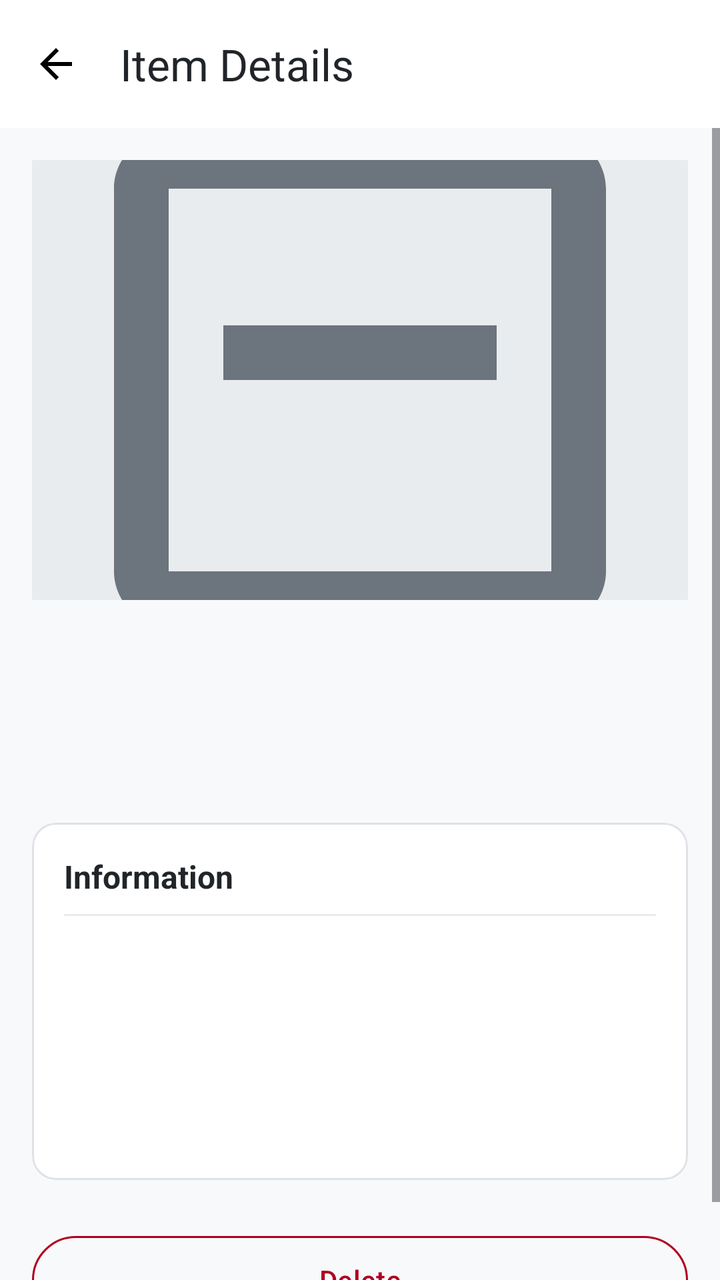
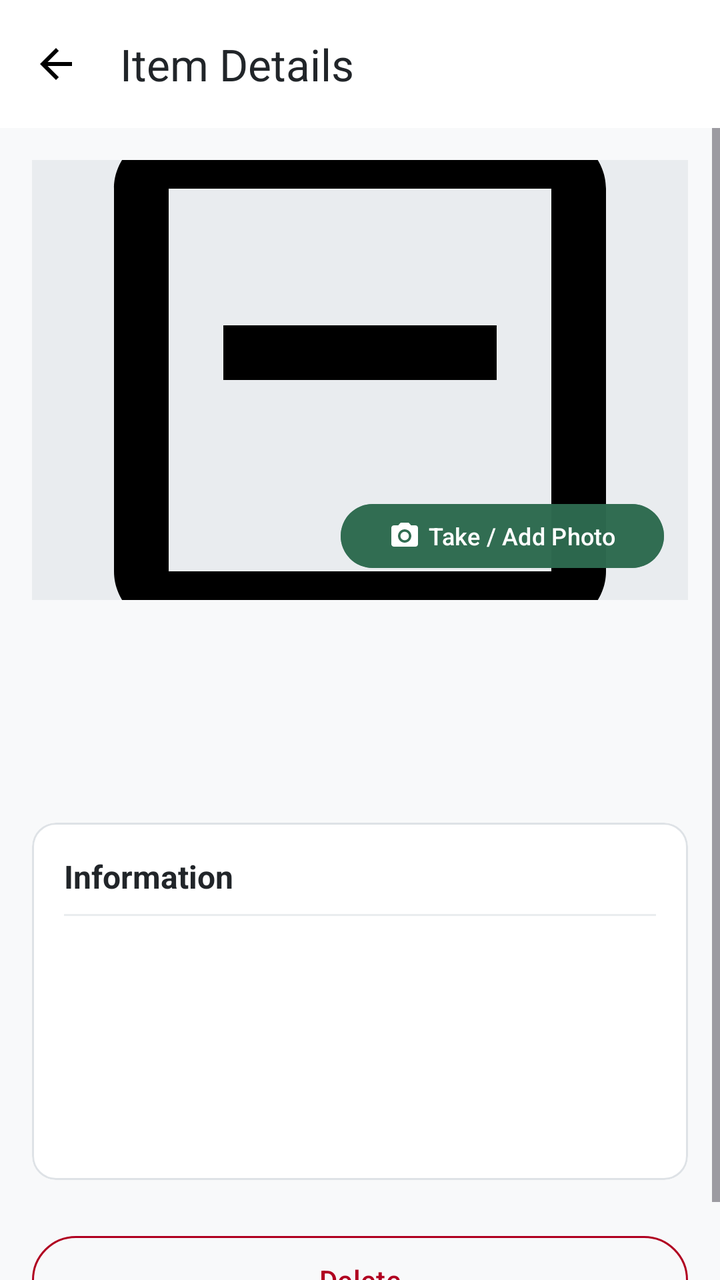

An Android layout rendered at two revisions. The XML below is the earlier revision; the diff shows what the commit changed to produce the second picture.
<!-- AndroidManifest.xml: application theme Theme.Homebox -->
<!-- res/layout/activity_item_detail.xml -->
<?xml version="1.0" encoding="utf-8"?>
<androidx.coordinatorlayout.widget.CoordinatorLayout xmlns:android="http://schemas.android.com/apk/res/android"
    xmlns:app="http://schemas.android.com/apk/res-auto"
    android:layout_width="match_parent"
    android:layout_height="match_parent"
    android:background="@color/background">

    <com.google.android.material.appbar.AppBarLayout
        android:layout_width="match_parent"
        android:layout_height="wrap_content"
        android:background="@color/surface">

        <com.google.android.material.appbar.MaterialToolbar
            android:id="@+id/toolbar"
            android:layout_width="match_parent"
            android:layout_height="?attr/actionBarSize"
            app:navigationIcon="@drawable/ic_arrow_back"
            app:title="@string/details_title"
            app:titleTextColor="@color/on_surface" />
    </com.google.android.material.appbar.AppBarLayout>

    <ScrollView
        android:layout_width="match_parent"
        android:layout_height="match_parent"
        android:fillViewport="true"
        app:layout_behavior="@string/appbar_scrolling_view_behavior">

        <LinearLayout
            android:layout_width="match_parent"
            android:layout_height="wrap_content"
            android:orientation="vertical"
            android:padding="16dp">

            <ImageView
                android:id="@+id/ivDetailPhoto"
                android:layout_width="match_parent"
                android:layout_height="220dp"
                android:background="#E9ECEF"
                android:contentDescription="@string/details_title"
                android:scaleType="centerCrop"
                android:src="@drawable/ic_nav_items"
                app:tint="@color/text_secondary" />

            <TextView
                android:id="@+id/tvDetailName"
                android:layout_width="match_parent"
                android:layout_height="wrap_content"
                android:layout_marginTop="16dp"
                android:textColor="@color/on_background"
                android:textSize="22sp"
                android:textStyle="bold" />

            <TextView
                android:id="@+id/tvDetailLocation"
                android:layout_width="match_parent"
                android:layout_height="wrap_content"
                android:layout_marginTop="4dp"
                android:textColor="@color/primary"
                android:textSize="14sp"
                android:textStyle="bold" />

            <TextView
                android:id="@+id/tvDetailDesc"
                android:layout_width="match_parent"
                android:layout_height="wrap_content"
                android:layout_marginTop="8dp"
                android:textColor="@color/text_secondary"
                android:textSize="14sp" />

            <com.google.android.material.card.MaterialCardView
                android:layout_width="match_parent"
                android:layout_height="wrap_content"
                android:layout_marginTop="16dp"
                app:cardBackgroundColor="@color/surface"
                app:cardCornerRadius="12dp"
                app:strokeColor="@color/card_stroke"
                app:strokeWidth="1dp">

                <LinearLayout
                    android:layout_width="match_parent"
                    android:layout_height="wrap_content"
                    android:orientation="vertical"
                    android:padding="16dp">

                    <TextView
                        android:layout_width="wrap_content"
                        android:layout_height="wrap_content"
                        android:text="@string/section_details"
                        android:textColor="@color/on_surface"
                        android:textSize="16sp"
                        android:textStyle="bold" />

                    <View
                        android:layout_width="match_parent"
                        android:layout_height="1dp"
                        android:layout_marginVertical="8dp"
                        android:background="@color/divider" />

                    <TextView
                        android:id="@+id/tvDetailQuantity"
                        android:layout_width="wrap_content"
                        android:layout_height="wrap_content"
                        android:layout_marginVertical="4dp"
                        android:textColor="@color/on_surface" />

                    <TextView
                        android:id="@+id/tvDetailModel"
                        android:layout_width="wrap_content"
                        android:layout_height="wrap_content"
                        android:layout_marginVertical="4dp"
                        android:textColor="@color/on_surface" />

                    <TextView
                        android:id="@+id/tvDetailSerial"
                        android:layout_width="wrap_content"
                        android:layout_height="wrap_content"
                        android:layout_marginVertical="4dp"
                        android:textColor="@color/on_surface" />

                    <TextView
                        android:id="@+id/tvDetailPrice"
                        android:layout_width="wrap_content"
                        android:layout_height="wrap_content"
                        android:layout_marginVertical="4dp"
                        android:textColor="@color/on_surface" />
                </LinearLayout>
            </com.google.android.material.card.MaterialCardView>

            <LinearLayout
                android:layout_width="match_parent"
                android:layout_height="wrap_content"
                android:layout_marginTop="24dp"
                android:orientation="horizontal">

                <com.google.android.material.button.MaterialButton
                    android:id="@+id/btnDelete"
                    style="@style/Widget.Material3.Button.OutlinedButton"
                    android:layout_width="0dp"
                    android:layout_height="52dp"
                    android:layout_weight="1"
                    android:text="@string/btn_delete"
                    android:textColor="@color/error"
                    app:strokeColor="@color/error" />
            </LinearLayout>

        </LinearLayout>
    </ScrollView>

</androidx.coordinatorlayout.widget.CoordinatorLayout>
<!-- resources referenced by this layout -->
<resources>
  <color name="background">#F8F9FA</color>
  <color name="card_stroke">#DEE2E6</color>
  <color name="divider">#E9ECEF</color>
  <color name="error">#B00020</color>
  <color name="on_background">#212529</color>
  <color name="on_surface">#212529</color>
  <color name="primary">#2D6A4F</color>
  <color name="surface">#FFFFFF</color>
  <color name="text_secondary">#6C757D</color>
  <!-- drawable ic_arrow_back (drawable) -->
  <vector xmlns:android="http://schemas.android.com/apk/res/android"
      android:width="24dp"
      android:height="24dp"
      android:viewportWidth="24"
      android:viewportHeight="24">
      <path
          android:fillColor="#FF000000"
          android:pathData="M20,11H7.83l5.59,-5.59L12,4l-8,8 8,8 1.41,-1.41L7.83,13H20v-2z" />
  </vector>
  <!-- drawable ic_nav_items (drawable) -->
  <vector xmlns:android="http://schemas.android.com/apk/res/android"
      android:width="24dp"
      android:height="24dp"
      android:viewportWidth="24"
      android:viewportHeight="24">
      <path
          android:fillColor="#FF000000"
          android:pathData="M19,3H5C3.9,3 3,3.9 3,5v14c0,1.1 0.9,2 2,2h14c1.1,0 2,-0.9 2,-2V5C21,3.9 20.1,3 19,3zM19,19H5V5h14V19zM17,12H7v-2h10V12z" />
  </vector>
  <string name="btn_delete">Delete</string>
  <string name="details_title">Item Details</string>
  <string name="section_details">Information</string>
  <style name="Theme.Homebox" parent="Theme.Material3.DayNight.NoActionBar">
          <item name="colorPrimary">@color/primary</item>
          <item name="colorOnPrimary">@color/on_primary</item>
          <item name="colorSecondary">@color/secondary</item>
          <item name="colorOnSecondary">@color/on_secondary</item>
          <item name="android:statusBarColor">@color/primary</item>
          <item name="android:windowLightStatusBar">false</item>
          <item name="android:colorBackground">@color/background</item>
      </style>
  <color name="on_primary">#FFFFFF</color>
  <color name="secondary">#52B788</color>
  <color name="on_secondary">#000000</color>
</resources>

<!-- the commit's change to res/layout/activity_item_detail.xml (unified diff, before → after) -->
@@ -31,15 +31,35 @@
             android:orientation="vertical"
             android:padding="16dp">
 
-            <ImageView
-                android:id="@+id/ivDetailPhoto"
+            <FrameLayout
                 android:layout_width="match_parent"
-                android:layout_height="220dp"
-                android:background="#E9ECEF"
-                android:contentDescription="@string/details_title"
-                android:scaleType="centerCrop"
-                android:src="@drawable/ic_nav_items"
-                app:tint="@color/text_secondary" />
+                android:layout_height="220dp">
+
+                <ImageView
+                    android:id="@+id/ivDetailPhoto"
+                    android:layout_width="match_parent"
+                    android:layout_height="match_parent"
+                    android:background="#E9ECEF"
+                    android:contentDescription="@string/details_title"
+                    android:scaleType="centerCrop"
+                    android:src="@drawable/ic_nav_items" />
+
+                <com.google.android.material.button.MaterialButton
+                    android:id="@+id/btnAddDetailPhoto"
+                    style="@style/Widget.Material3.Button"
+                    android:layout_width="wrap_content"
+                    android:layout_height="40dp"
+                    android:layout_gravity="bottom|end"
+                    android:layout_margin="12dp"
+                    android:backgroundTint="#D92D6A4F"
+                    android:text="@string/photo_add"
+                    android:textColor="#FFFFFF"
+                    android:textSize="12sp"
+                    app:cornerRadius="20dp"
+                    app:icon="@drawable/ic_photo_camera"
+                    app:iconPadding="4dp"
+                    app:iconSize="16dp" />
+            </FrameLayout>
 
             <TextView
                 android:id="@+id/tvDetailName"
<!-- resource entries referenced after the edit -->
@@ -29,8 +29,19 @@
           android:fillColor="#FF000000"
           android:pathData="M19,3H5C3.9,3 3,3.9 3,5v14c0,1.1 0.9,2 2,2h14c1.1,0 2,-0.9 2,-2V5C21,3.9 20.1,3 19,3zM19,19H5V5h14V19zM17,12H7v-2h10V12z" />
   </vector>
+  <!-- drawable ic_photo_camera (drawable) -->
+  <vector xmlns:android="http://schemas.android.com/apk/res/android"
+      android:width="24dp"
+      android:height="24dp"
+      android:viewportWidth="24"
+      android:viewportHeight="24">
+      <path
+          android:fillColor="#FF000000"
+          android:pathData="M12,12m-3.2,0a3.2,3.2 0 1,1 6.4,0a3.2,3.2 0 1,1 -6.4,0M9,2L7.17,4H4c-1.1,0 -2,0.9 -2,2v12c0,1.1 0.9,2 2,2h16c1.1,0 2,-0.9 2,-2V6c0,-1.1 -0.9,-2 -2,-2h-3.17L15,2H9zm3,15c-2.76,0 -5,-2.24 -5,-5s2.24,-5 5,-5 5,2.24 5,5 -2.24,5 -5,5z" />
+  </vector>
   <string name="btn_delete">Delete</string>
   <string name="details_title">Item Details</string>
+  <string name="photo_add">Take / Add Photo</string>
   <string name="section_details">Information</string>
   <style name="Theme.Homebox" parent="Theme.Material3.DayNight.NoActionBar">
           <item name="colorPrimary">@color/primary</item>
